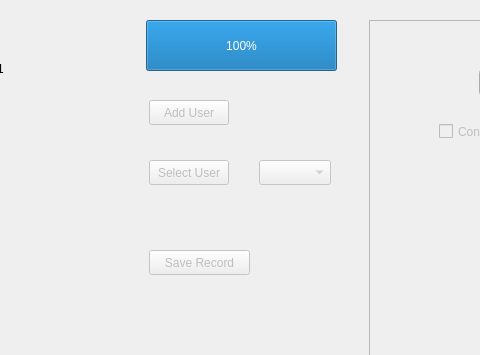
Old version of the form OasisPro/mainwindow.ui in the repository JovinB/3004FinalProject; both pictures show x 431 to 911 and y 0 to 355 of the 1168 by 600 pixel window.
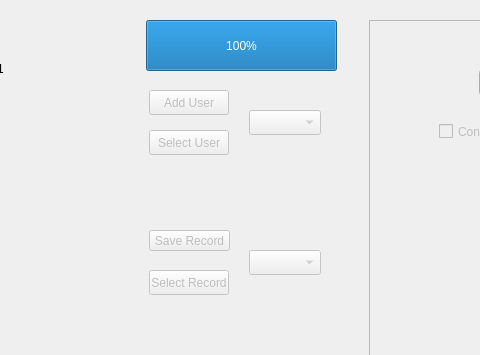
New version of the form.

Commit message: need to finish saveing records

```diff
--- a/OasisPro/mainwindow.ui
+++ b/OasisPro/mainwindow.ui
@@ -442,8 +442,8 @@
     </property>
     <property name="geometry">
      <rect>
-      <x>690</x>
-      <y>160</y>
+      <x>680</x>
+      <y>110</y>
       <width>72</width>
       <height>25</height>
      </rect>
@@ -456,7 +456,7 @@
     <property name="geometry">
      <rect>
       <x>580</x>
-      <y>100</y>
+      <y>90</y>
       <width>80</width>
       <height>25</height>
      </rect>
@@ -485,7 +485,7 @@
     <property name="geometry">
      <rect>
       <x>580</x>
-      <y>160</y>
+      <y>130</y>
       <width>80</width>
       <height>25</height>
      </rect>
@@ -530,15 +530,44 @@
     <property name="geometry">
      <rect>
       <x>580</x>
-      <y>250</y>
-      <width>101</width>
-      <height>25</height>
+      <y>230</y>
+      <width>81</width>
+      <height>21</height>
      </rect>
     </property>
     <property name="text">
      <string>Save Record</string>
     </property>
    </widget>
+   <widget class="QComboBox" name="recordDropdown">
+    <property name="enabled">
+     <bool>false</bool>
+    </property>
+    <property name="geometry">
+     <rect>
+      <x>680</x>
+      <y>250</y>
+      <width>72</width>
+      <height>25</height>
+     </rect>
+    </property>
+   </widget>
+   <widget class="QPushButton" name="selectRecord">
+    <property name="enabled">
+     <bool>false</bool>
+    </property>
+    <property name="geometry">
+     <rect>
+      <x>580</x>
+      <y>270</y>
+      <width>80</width>
+      <height>25</height>
+     </rect>
+    </property>
+    <property name="text">
+     <string>Select Record</string>
+    </property>
+   </widget>
   </widget>
   <widget class="QMenuBar" name="menubar">
    <property name="geometry">
```
The commit also changes 5 other files.
